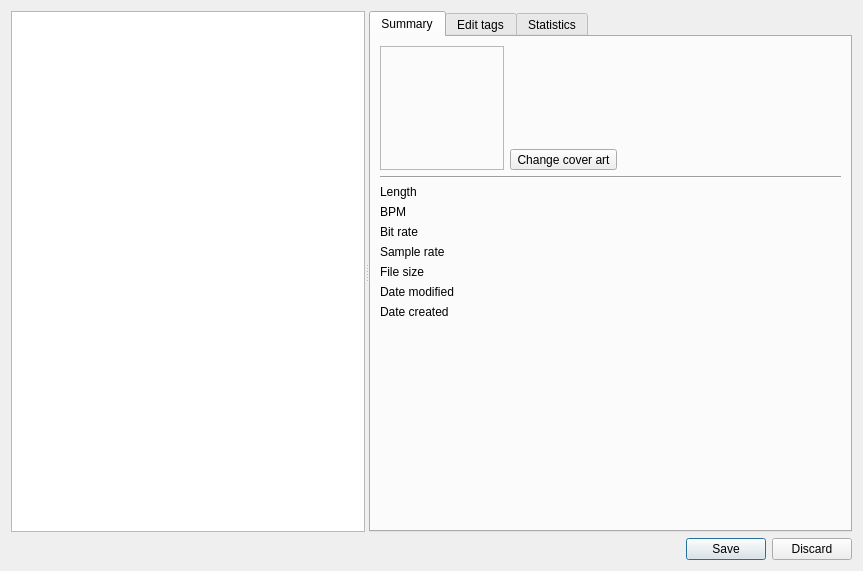
clementine-player/Clementine, file src/ui/edittagdialog.ui: the form before one commit.
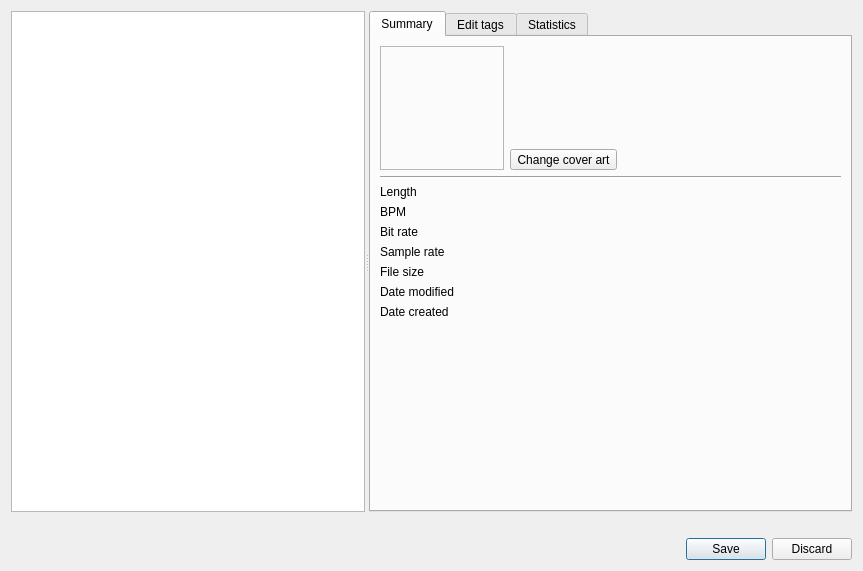
The form after the commit. Icons and pictures are not drawn. Custom widgets are drawn as their Qt base class.

What changed in the file:
```diff
--- a/src/ui/edittagdialog.ui
+++ b/src/ui/edittagdialog.ui
@@ -601,6 +601,41 @@
      </widget>
     </widget>
    </item>
+   <item>
+    <widget class="QWidget" name="loading_container" native="true">
+     <property name="sizePolicy">
+      <sizepolicy hsizetype="Preferred" vsizetype="Fixed">
+       <horstretch>0</horstretch>
+       <verstretch>0</verstretch>
+      </sizepolicy>
+     </property>
+     <layout class="QHBoxLayout" name="horizontalLayout_3">
+      <property name="margin">
+       <number>0</number>
+      </property>
+      <item>
+       <widget class="BusyIndicator" name="label_2">
+        <property name="text">
+         <string/>
+        </property>
+       </widget>
+      </item>
+      <item>
+       <widget class="QLabel" name="loading_label">
+        <property name="sizePolicy">
+         <sizepolicy hsizetype="Expanding" vsizetype="Preferred">
+          <horstretch>0</horstretch>
+          <verstretch>0</verstretch>
+         </sizepolicy>
+        </property>
+        <property name="text">
+         <string/>
+        </property>
+       </widget>
+      </item>
+     </layout>
+    </widget>
+   </item>
    <item>
     <widget class="QDialogButtonBox" name="button_box">
      <property name="standardButtons">
@@ -632,6 +667,11 @@
    <extends>QSpinBox</extends>
    <header>widgets/lineedit.h</header>
   </customwidget>
+  <customwidget>
+   <class>BusyIndicator</class>
+   <extends>QLabel</extends>
+   <header>widgets/busyindicator.h</header>
+  </customwidget>
  </customwidgets>
  <resources>
   <include location="../../data/data.qrc"/>
```
